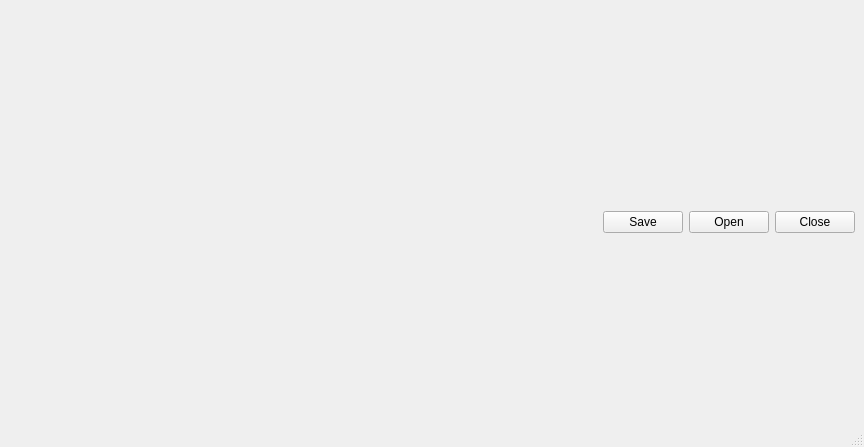
Qt form ui/window.ui (iceanimations/checkoutin) before a commit.
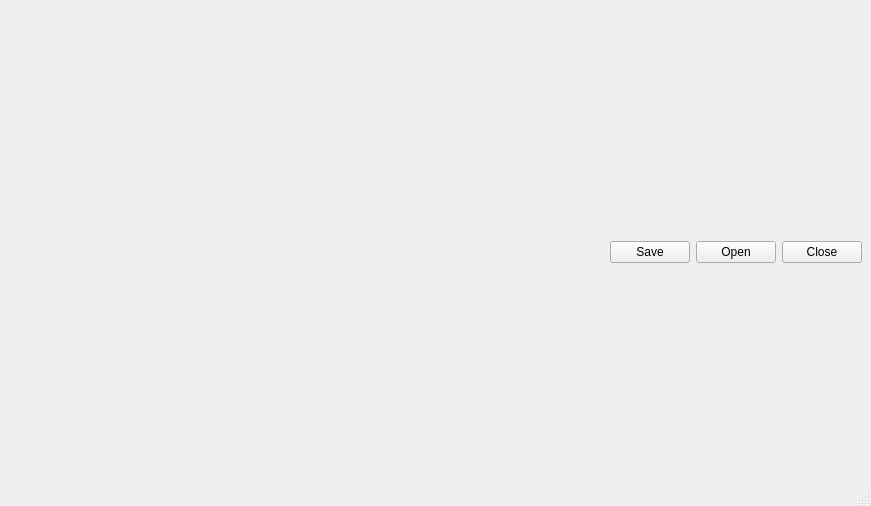
The same form after that commit.

Commit message: import LoginApp changed to login

What changed in the file:
```diff
--- a/ui/window.ui
+++ b/ui/window.ui
@@ -6,8 +6,8 @@
    <rect>
     <x>0</x>
     <y>0</y>
-    <width>864</width>
-    <height>447</height>
+    <width>871</width>
+    <height>506</height>
    </rect>
   </property>
   <property name="windowTitle">
```
Left out of the diff: 2 changed lines with no effect on the pictures. The commit also changes 1 other file.
